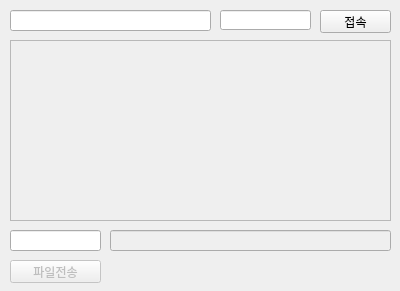
The window that jsonchat/mainwindow.ui (iAmVeryQT/jsonchat_bonexgu) describes before a commit, drawn with Qt 5.
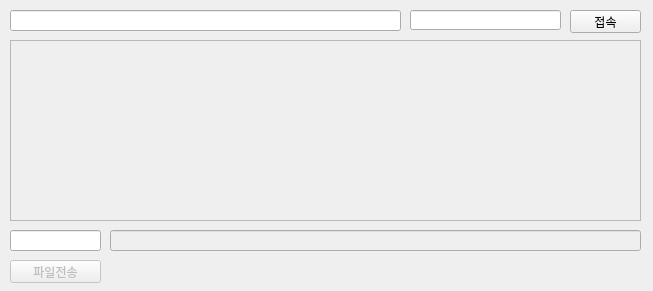
The same window after the commit.

Commit message: 파일전송1

What changed in the file:
```diff
--- a/jsonchat/mainwindow.ui
+++ b/jsonchat/mainwindow.ui
@@ -6,7 +6,7 @@
    <rect>
     <x>0</x>
     <y>0</y>
-    <width>400</width>
+    <width>653</width>
     <height>291</height>
    </rect>
   </property>
@@ -22,7 +22,7 @@
      <rect>
       <x>10</x>
       <y>40</y>
-      <width>381</width>
+      <width>631</width>
       <height>181</height>
      </rect>
     </property>
@@ -30,7 +30,7 @@
    <widget class="QPushButton" name="ConnectBtn">
     <property name="geometry">
      <rect>
-      <x>320</x>
+      <x>570</x>
       <y>10</y>
       <width>71</width>
       <height>23</height>
@@ -48,7 +48,7 @@
      <rect>
       <x>110</x>
       <y>230</y>
-      <width>281</width>
+      <width>531</width>
       <height>21</height>
      </rect>
     </property>
@@ -58,7 +58,7 @@
      <rect>
       <x>10</x>
       <y>10</y>
-      <width>201</width>
+      <width>391</width>
       <height>21</height>
      </rect>
     </property>
@@ -79,9 +79,9 @@
    <widget class="QLineEdit" name="RoomName">
     <property name="geometry">
      <rect>
-      <x>220</x>
+      <x>410</x>
       <y>10</y>
-      <width>91</width>
+      <width>151</width>
       <height>20</height>
      </rect>
     </property>
```
The commit also changes 1 other file.
